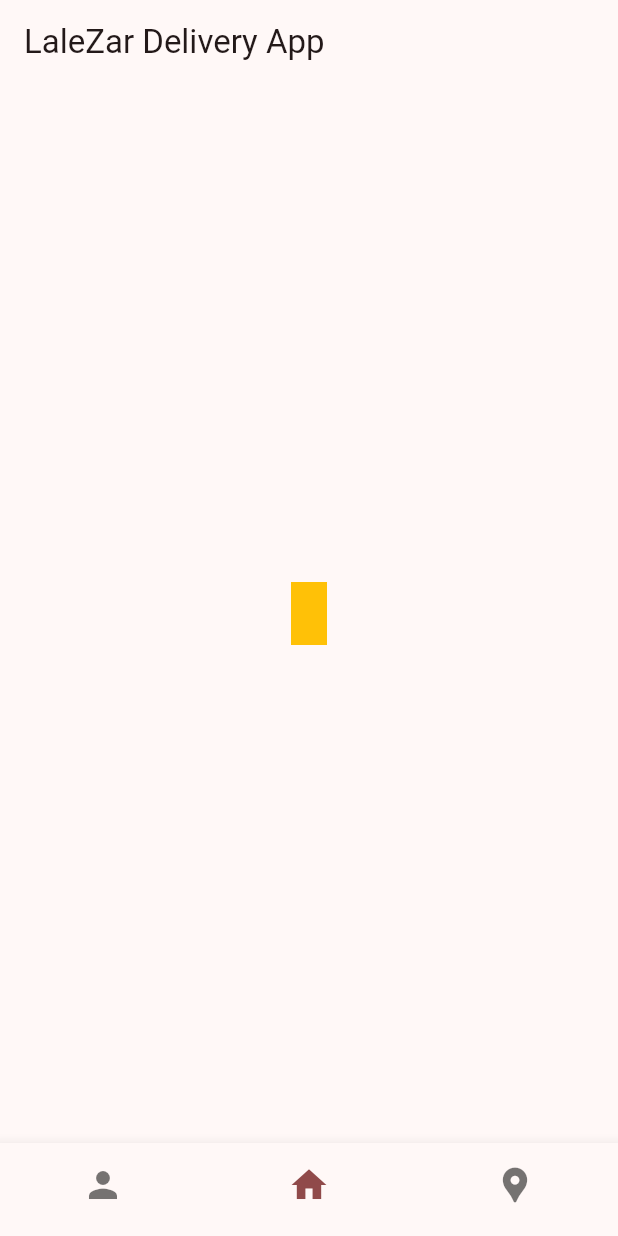
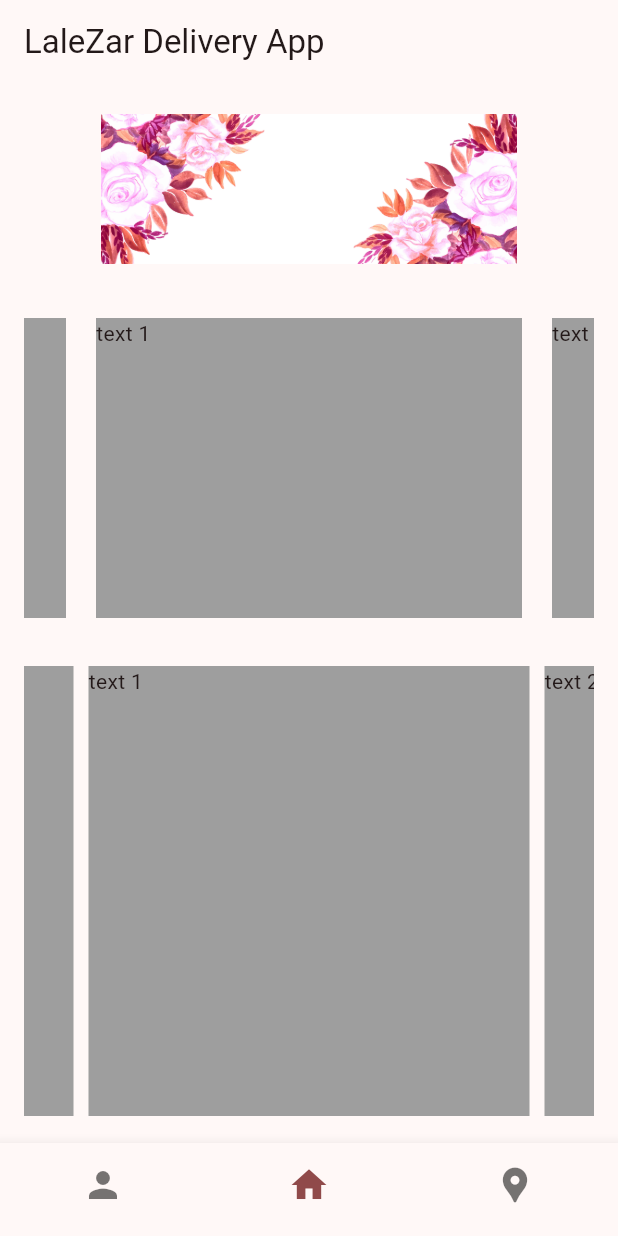
Before and after one commit to YasinHsu/delivery-shop, a Flutter app: the screen it shows after launch, on a phone screen of 412 x 824 dp. Run offline on Flutter 3.47's test engine with Material 3 defaults, Android fonts, the light colour scheme and no system bars; drawn by our look-alikes of carousel_slider; our stand-ins replace flutter_map, latlong2.

Commit message:
added screens

```diff
--- a/lib/home.dart
+++ /dev/null
@@ -1,13 +0,0 @@
-import 'package:flutter/material.dart';
-// import 'package:flutter/widgets.dart';
-
-class HomeScreen extends StatelessWidget {
-  const HomeScreen({super.key});
-
-  @override
-  Widget build(BuildContext context) {
-    return Scaffold(
-      body: Center(child: Container(width: 24,height: 42,color: Colors.amber,),),
-    );
-  }
-}
--- /dev/null
+++ b/lib/screen/home.dart
@@ -0,0 +1,85 @@
+import 'package:flutter/material.dart';
+import 'package:carousel_slider/carousel_slider.dart';
+
+class HomeScreen extends StatelessWidget {
+  const HomeScreen({super.key});
+
+  @override
+  Widget build(BuildContext context) {
+    return Scaffold(
+      body: SafeArea(
+          child: ListView(children: <Widget>[
+        Container(
+          padding: const EdgeInsets.all(20.0),
+          child: Image.asset(
+            'assets/img/logo.jpg',
+            height: 100.0,
+          ),
+        ),
+        Padding(
+          padding: const EdgeInsets.all(16),
+          child: SizedBox(
+              height: 200.0,
+              child: CarouselSlider(
+                options: CarouselOptions(height: 400.0),
+                items: [1, 2, 3, 4, 5].map((i) {
+                  return Builder(
+                    builder: (BuildContext context) {
+                      return Container(
+                          width: MediaQuery.of(context).size.width,
+                          margin: const EdgeInsets.symmetric(horizontal: 10),
+                          decoration: const BoxDecoration(color: Colors.grey),
+                          child: Text(
+                            'text $i',
+                          ));
+                    },
+                  );
+                }).toList(),
+              )),
+        ),
+        Padding(
+          padding: const EdgeInsets.all(16),
+          child: SizedBox(
+              height: 300.0,
+              child: CarouselSlider(
+                options: CarouselOptions(height: 400.0),
+                items: [1, 2, 3, 4, 5].map((i) {
+                  return Builder(
+                    builder: (BuildContext context) {
+                      return Container(
+                          width: MediaQuery.of(context).size.width,
+                          margin: const EdgeInsets.symmetric(horizontal: 5.0),
+                          decoration: const BoxDecoration(color: Colors.grey),
+                          child: Text(
+                            'text $i',
+                          ));
+                    },
+                  );
+                }).toList(),
+              )),
+        ),
+        Padding(
+          padding: const EdgeInsets.all(16),
+          child: SizedBox(
+              height: 300.0,
+              child: CarouselSlider(
+                options: CarouselOptions(height: 400.0),
+                items: [1, 2, 3, 4, 5].map((i) {
+                  return Builder(
+                    builder: (BuildContext context) {
+                      return Container(
+                          width: MediaQuery.of(context).size.width,
+                          margin: const EdgeInsets.symmetric(horizontal: 5.0),
+                          decoration: const BoxDecoration(color: Colors.grey),
+                          child: Text(
+                            'text $i',
+                          ));
+                    },
+                  );
+                }).toList(),
+              )),
+        ),
+      ])),
+    );
+  }
+}
--- a/pubspec.yaml
+++ b/pubspec.yaml
@@ -17,6 +17,7 @@ dependencies:
   # location: ^5.0.0
   latlong2: ^0.9.1
   google_polyline_algorithm: ^3.1.0
+  carousel_slider: ^4.2.1
   # dio: ^5.4.3+1
 
 dev_dependencies:
@@ -26,4 +27,6 @@ dev_dependencies:
 
 flutter:
   uses-material-design: true
-  # assets:
+
+  assets:
+  - assets/img/
```
Also changed, not shown: lib/main.dart (+3 -5 lines), lib/profile.dart (deleted, +0 -12 lines), lib/screen/profile.dart (added, +231 -0 lines), assets/img/logo.jpg (added), lib/screen/map.dart (renamed from lib/map.dart), pubspec.lock.
